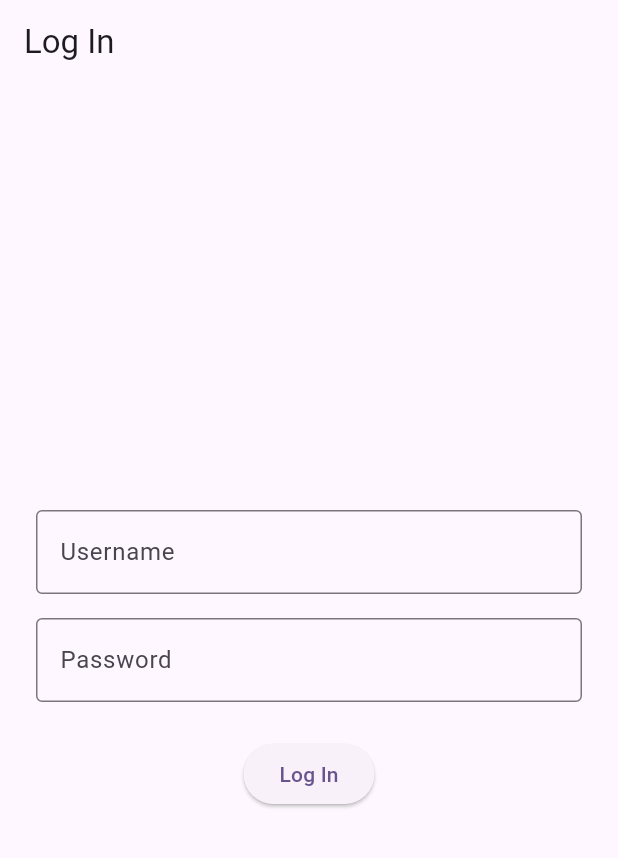
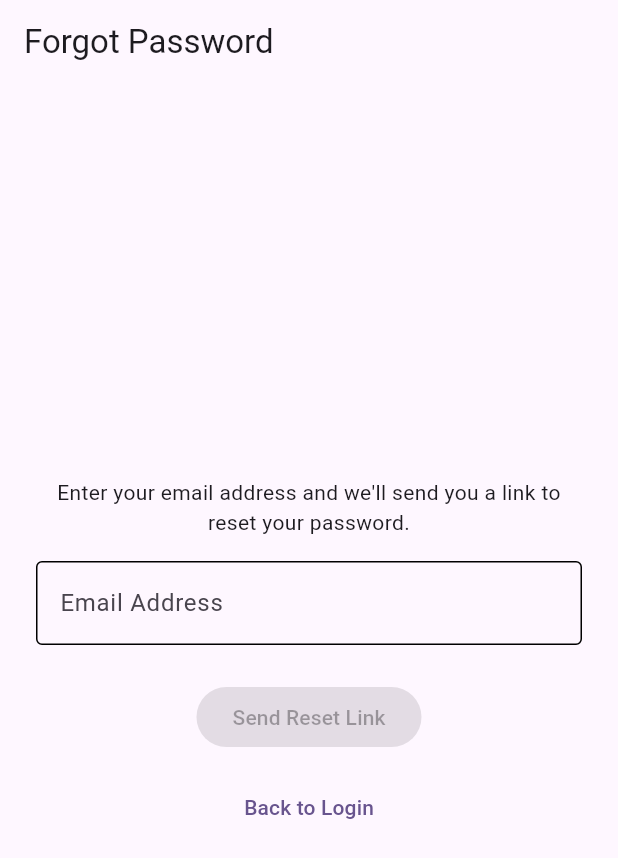
Before and after one commit to Ayloonah/POOSD-Cartridge, a Flutter app: the screen it shows after launch, on a phone screen of 412 x 824 dp. Shown: the top 858 px of the screen. Run offline on Flutter 3.47's test engine with Material 3 defaults, Android fonts, the phone set to English and light mode, and no system bars; our stand-ins replace shared_preferences.

Commit message:
mobile: add forgot/reset password screens with validation and path routing

```diff
--- a/mobile/lib/main.dart
+++ b/mobile/lib/main.dart
@@ -1,9 +1,14 @@
 import 'package:flutter/material.dart';
+import 'package:flutter_web_plugins/url_strategy.dart';
+import 'package:mobile/screens/forgot_pw_screen.dart';
 import 'package:provider/provider.dart';
 import 'services/auth_state.dart';
 import 'screens/login_screen.dart';
+import 'screens/reset_pw_screen.dart';
 
 void main() {
+  // So web links look like /reset-password?token=... instead of /#/reset-password?token=...
+  usePathUrlStrategy();
   runApp(
     ChangeNotifierProvider(
       create: (context) => AuthState(),
@@ -35,8 +40,14 @@ class _MyAppState extends State<MyApp> {
         colorScheme: ColorScheme.fromSeed(seedColor: Colors.deepPurple),
         useMaterial3: true,
       ),
-        // home: const MyHomePage(title: 'Cartridge'),
-        home: const LoginScreen(), // for testing, replace with page you're trying to test
+      onGenerateRoute: (settings) {
+        final uri = Uri.parse(settings.name ?? '/');
+        if (uri.path == '/reset-password') {
+          return MaterialPageRoute(builder: (context) => const ResetPasswordScreen());
+        }
+        // for testing, replace with page you're trying to test
+        return MaterialPageRoute(builder: (context) => const ForgotPasswordScreen());
+      },
     );
   }
 }
--- /dev/null
+++ b/mobile/lib/screens/forgot_pw_screen.dart
@@ -0,0 +1,225 @@
+import 'package:flutter/material.dart';
+import 'dart:async';
+import '../services/api_service.dart';
+import 'login_screen.dart';
+
+class ForgotPasswordScreen extends StatefulWidget {
+  const ForgotPasswordScreen({super.key});
+
+  @override
+  State<ForgotPasswordScreen> createState() => _ForgotPasswordScreenState();
+}
+
+class _ForgotPasswordScreenState extends State<ForgotPasswordScreen> {
+  // Reads user input and manages it
+  final _emailController = TextEditingController();
+  final _emailFocusNode = FocusNode();
+
+  // Set up listeners for the email format check
+  @override
+  void initState() {
+    super.initState();
+    _emailController.addListener(_onFieldChanged);
+    _emailFocusNode.addListener(_validateEmailOnBlur);
+  }
+
+  // Listener to check for changes in the form
+  void _onFieldChanged() {
+    setState(() {});
+  }
+
+  // Make sure the email uses a valid email pattern (something@email.com)
+  void _validateEmailOnBlur() {
+    if (!_emailFocusNode.hasFocus && _emailController.text.isNotEmpty) {
+      setState(() {
+        final emailPattern = RegExp(r'^[\w\.-]+@[\w\.-]+\.\w+$');
+        if (!emailPattern.hasMatch(_emailController.text)) {
+          _emailFormatError = 'Enter a valid email address';
+        } else {
+          _emailFormatError = null;
+        }
+      });
+    }
+  }
+
+  // Called automatically when screen is destroyed
+  @override
+  void dispose() {
+    _emailController.removeListener(_onFieldChanged);
+    _emailFocusNode.removeListener(_validateEmailOnBlur);
+    _emailController.dispose();
+    _emailFocusNode.dispose();
+    _cooldownTimer?.cancel();
+    super.dispose();
+  }
+
+  bool _isLoading = false;
+  String? _errorMessage;
+  String? _emailFormatError;
+  bool _submitted = false;
+  int _cooldownSeconds = 0;
+  Timer? _cooldownTimer;
+
+  // Checking if the form is ready to send yet or not
+  bool _isFormValid() {
+    return _emailController.text.isNotEmpty &&
+        RegExp(r'^[\w\.-]+@[\w\.-]+\.\w+$').hasMatch(_emailController.text);
+  }
+
+  // Forgot password logic, API interaction
+  Future<void> _handleSubmit() async {
+    setState(() {
+      _isLoading = true;
+      _errorMessage = null;
+    });
+
+    try {
+      final apiService = ApiService();
+      final response = await apiService.post('/reset-password', {
+        'email': _emailController.text,
+      });
+
+      // If widget no longer on screen, leave
+      if (!mounted) return;
+
+      // Don't reveal whether the email is registered either way
+      if (response.statusCode == 200) {
+        setState(() {
+          _submitted = true;
+        });
+        _startCooldown();
+      } else {
+        setState(() {
+          _errorMessage = 'Something went wrong. Please try again.';
+        });
+      }
+    } catch (e) {
+      setState(() {
+        _errorMessage = 'Something went wrong. Please try again.';
+      });
+    } finally {
+      // If widget no longer on screen, skip this
+      if (mounted) {
+        setState(() {
+          _isLoading = false;
+        });
+      }
+    }
+  }
+
+  void _backToLogin() {
+    Navigator.pushReplacement(
+      context,
+      MaterialPageRoute(builder: (context) => const LoginScreen()),
+    );
+  }
+
+  void _startCooldown() {
+    setState(() {
+      _cooldownSeconds = 15;
+    });
+
+    _cooldownTimer = Timer.periodic(const Duration(seconds: 1), (timer) {
+      if (_cooldownSeconds <= 1) {
+        timer.cancel();
+        setState(() {
+          _cooldownSeconds = 0;
+        });
+      } else {
+        setState(() {
+          _cooldownSeconds--;
+        });
+      }
+    });
+  }
+
+  // Screen contents
+  @override
+  Widget build(BuildContext context) {
+    return Scaffold(
+      appBar: AppBar(title: const Text('Forgot Password')),
+      body: Padding(
+        padding: const EdgeInsets.all(24.0),
+        child: Column(
+          mainAxisAlignment: MainAxisAlignment.center,
+          children: _submitted
+              ? [
+                  const Text(
+                    'If an account exists for that email, a password reset link has been sent.',
+                    textAlign: TextAlign.center,
+                  ),
+                  const SizedBox(height: 16),
+                  if (_errorMessage != null)
+                    Padding(
+                      padding: const EdgeInsets.only(bottom: 16),
+                      child: Text(
+                        _errorMessage!,
+                        style: const TextStyle(color: Colors.red),
+                      ),
+                    ),
+                  ElevatedButton(
+                    onPressed: (_isLoading || _cooldownSeconds > 0) ? null : _handleSubmit,
+                    child: _isLoading
+                        ? const SizedBox(
+                            height: 20,
+                            width: 20,
+                            child: CircularProgressIndicator(strokeWidth: 2),
+                          )
+                        : Text(_cooldownSeconds > 0
+                            ? 'Resend in ${_cooldownSeconds}s'
+                            : 'Resend Reset Link'),
+                  ),
+                  const SizedBox(height: 12),
+                  TextButton(
+                    onPressed: _backToLogin,
+                    child: const Text('Back to Login'),
+                  ),
+                ]
+              : [
+                  const Text(
+                    'Enter your email address and we\'ll send you a link to reset your password.',
+                    textAlign: TextAlign.center,
+                  ),
+                  const SizedBox(height: 16),
+                  TextField(
+                    controller: _emailController,
+                    focusNode: _emailFocusNode,
+                    decoration: InputDecoration(
+                      labelText: 'Email Address',
+                      border: const OutlineInputBorder(),
+                      enabledBorder: OutlineInputBorder(
+                        borderSide: BorderSide(
+                          color: _emailFormatError != null ? Colors.red : Colors.black,
+                        ),
+                      ),
+                      errorText: _emailFormatError,
+                    ),
+                  ),
+                  const SizedBox(height: 16),
+                  if (_errorMessage != null)
+                    Text(
+                      _errorMessage!,
+                      style: const TextStyle(color: Colors.red),
+                    ),
+                  const SizedBox(height: 8),
+                  ElevatedButton(
+                    onPressed: (_isLoading || !_isFormValid()) ? null : _handleSubmit,
+                    child: _isLoading
+                        ? const SizedBox(
+                            height: 20,
+                            width: 20,
+                            child: CircularProgressIndicator(strokeWidth: 2),
+                          )
+                        : const Text('Send Reset Link'),
+                  ),
+                  const SizedBox(height: 12),
+                  TextButton(
+                    onPressed: _backToLogin,
+                    child: const Text('Back to Login'),
+                  ),
+                ],
+        ),
+      ),
+    );
+  }
+}
--- a/mobile/lib/screens/register_screen.dart
+++ b/mobile/lib/screens/register_screen.dart
@@ -174,9 +174,12 @@ class _RegisterScreenState extends State<RegisterScreen> {
   return _firstNameController.text.isNotEmpty &&
       _lastNameController.text.isNotEmpty &&
       _usernameController.text.isNotEmpty &&
+      !_usernameController.text.contains(' ') &&
       _passwordController.text.isNotEmpty &&
+      _getPasswordError(_passwordController.text) == null &&
       _passwordValidationController.text.isNotEmpty &&
       _emailController.text.isNotEmpty &&
+      RegExp(r'^[\w\.-]+@[\w\.-]+\.\w+$').hasMatch(_emailController.text) &&
       _emailValidationController.text.isNotEmpty &&
       _emailMismatch == null &&
       _passwordMismatch == null;
--- a/mobile/pubspec.yaml
+++ b/mobile/pubspec.yaml
@@ -8,6 +8,8 @@ environment:
 
 dependencies:
   flutter:
+    sdk: flutter
+  flutter_web_plugins:
     sdk: flutter
   http: ^1.2.0
   provider: ^6.1.2
```
Also changed, not shown: mobile/lib/screens/login_screen.dart (+13 -0 lines), mobile/lib/screens/reset_pw_screen.dart (added, +249 -0 lines), mobile/pubspec.lock.
